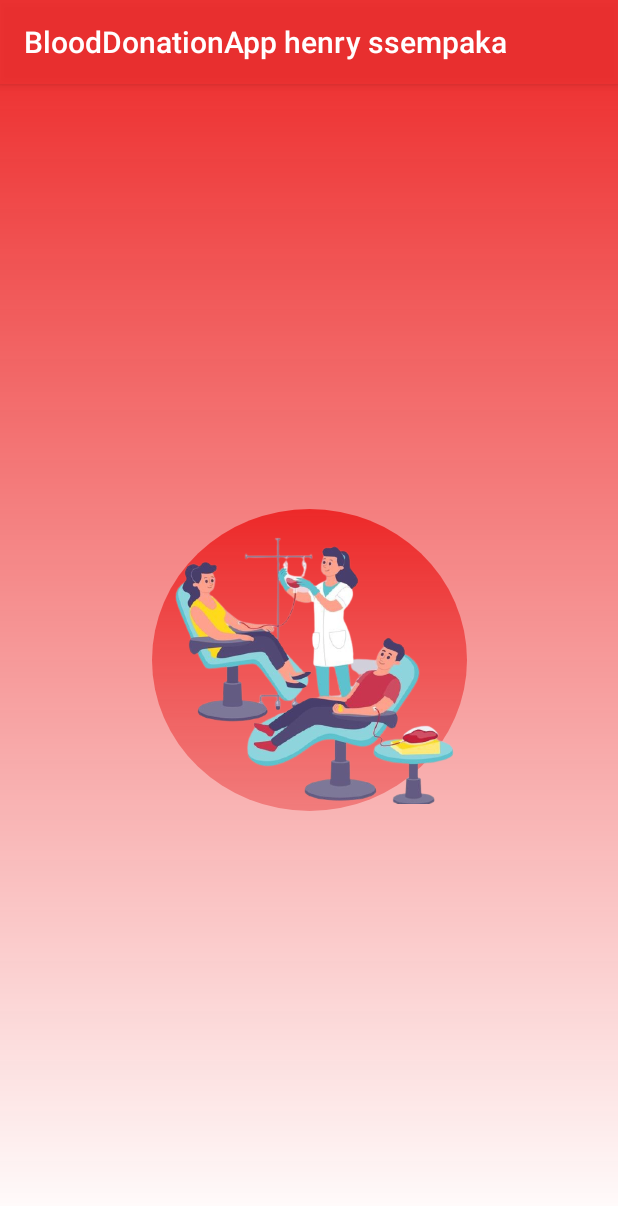
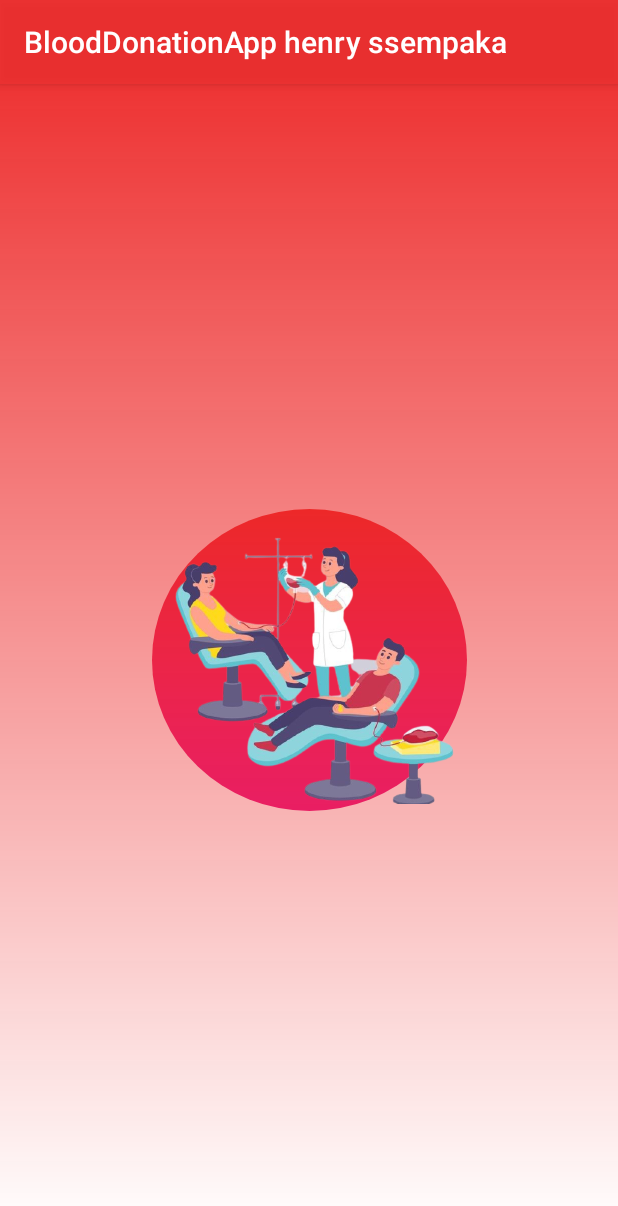
Before and after one commit to SydNS/BloodDonors-App, an Android app: the MainActivity screen opened directly, with no data from a screen before it, on a phone screen of 412 x 824 dp. Shown: the top 1206 px of the screen. Run offline under Robolectric (Android 15) with nearby library versions, the phone set to English and light mode, and no system bars.

Commit message:
new colors

```diff
--- a/app/src/main/res/drawable/splashbg.xml
+++ b/app/src/main/res/drawable/splashbg.xml
@@ -3,7 +3,7 @@
     android:shape="oval">
     <gradient
         android:angle="150"
-        android:endColor="#F17C7C"
+        android:endColor="#E91E63"
         android:startColor="@color/colorPrimary"
         android:type="linear"
         android:useLevel="false" />
```
